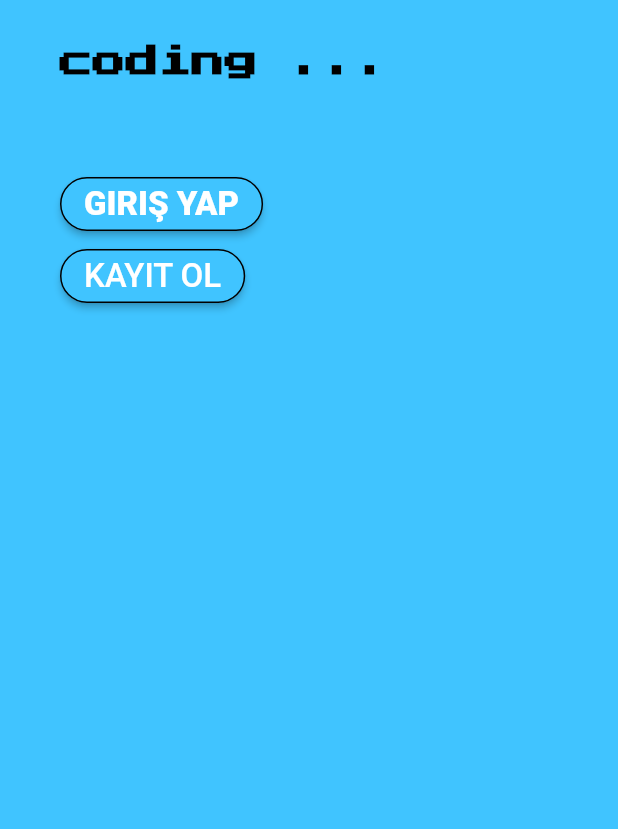
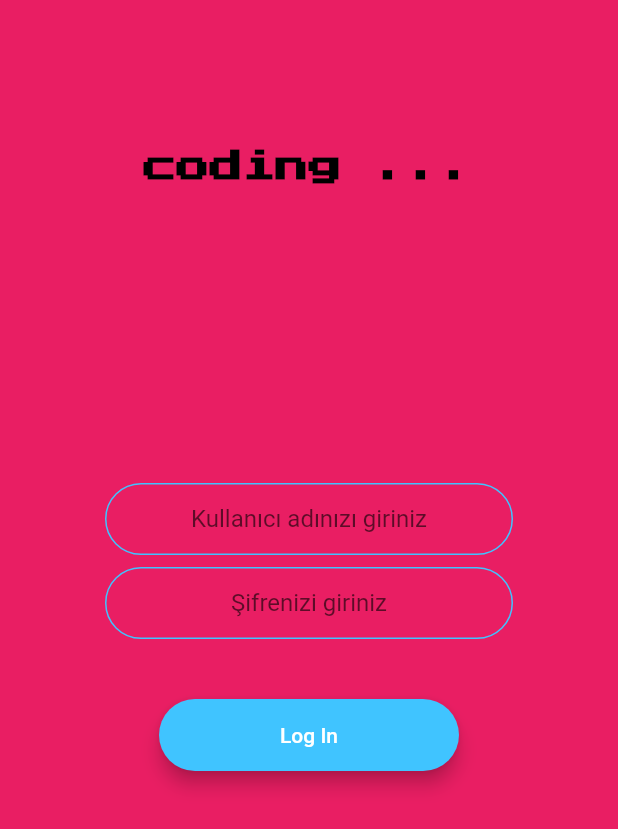
Before and after one commit to umutatalay/EducationAppOnFlutter, a Flutter app: the screen it shows after launch, after a tap on "GIRIŞ YAP", on a phone screen of 412 x 824 dp. Shown: the top 829 px of the screen. Run offline on Flutter 3.47's test engine with Material 2 defaults, Android fonts, the phone set to English and light mode, and no system bars; our stand-ins replace animated_text_kit.

Commit message:
mal umut

```diff
--- a/lib/LoginScreen.dart
+++ b/lib/LoginScreen.dart
@@ -1 +1,70 @@
 //balik
+
+//RENKLERİ DÜZENLERİZ GÖRMEK İÇİN BÖYLE YAPTIM ŞİMDİLİK
+import 'rounded_button.dart';
+import 'package:animated_text_kit/animated_text_kit.dart';
+import 'package:flutter/material.dart';
+import 'constants.dart';
+
+class LoginScreen extends StatefulWidget {
+  static const String id = 'login_screen';
+
+  @override
+  _LoginScreenState createState() => _LoginScreenState();
+}
+
+class _LoginScreenState extends State<LoginScreen> {
+  @override
+  Widget build(BuildContext context) {
+    return Scaffold(
+      backgroundColor: Colors.pink,
+      body: Padding(
+        padding: const EdgeInsets.all(70.0),
+        child: Column(
+          children: <Widget>[
+            SizedBox(
+              height: 30.0,
+            ),
+            TypewriterAnimatedTextKit(
+              text: ['coding ...', 'coding;', '<coding>'],
+              textStyle: TextStyle(
+                color: Colors.black,
+                fontSize: 22.0,
+                fontWeight: FontWeight.bold,
+                fontFamily: 'Codelike',
+              ),
+            ),
+            SizedBox(
+              height: 200.0,
+            ),
+            TextField(
+              keyboardType: TextInputType.emailAddress,
+              textAlign: TextAlign.center,
+              decoration: kTextFieldDecoration.copyWith(
+                  hintText: 'Kullanıcı adınızı giriniz'),
+            ),
+            SizedBox(
+              height: 8.0,
+            ),
+            TextField(
+              obscureText: true,
+              textAlign: TextAlign.center,
+              decoration:
+                  kTextFieldDecoration.copyWith(hintText: 'Şifrenizi giriniz'),
+            ),
+            SizedBox(
+              height: 24.0,
+            ),
+            RoundedButton(
+              title: 'Log In',
+              colour: Colors.lightBlueAccent,
+              onPressed: () {
+                setState(() {});
+              },
+            ),
+          ],
+        ),
+      ),
+    );
+  }
+}
--- a/lib/Register.dart
+++ b/lib/Register.dart
@@ -1 +1,19 @@
 //balikl
+import 'package:flutter/material.dart';
+
+class RegisterScreen extends StatefulWidget {
+  static const String id = 'register_screen';
+
+  @override
+  _RegisterScreenState createState() => _RegisterScreenState();
+}
+
+class _RegisterScreenState extends State<RegisterScreen> {
+  @override
+  Widget build(BuildContext context) {
+    return Scaffold(
+      backgroundColor: Colors.purple,
+      body: Column(),
+    );
+  }
+}
--- a/lib/WelcomeScreen.dart
+++ b/lib/WelcomeScreen.dart
@@ -1,19 +1,20 @@
 import 'package:flutter/material.dart';
 import 'package:animated_text_kit/animated_text_kit.dart';
 import 'package:flutter/animation.dart';
-
+import 'package:zenginfalan/LoginScreen.dart';
+import 'package:zenginfalan/Register.dart';
 
 // Burada Logo Giriş ve Kayıt ol butonları olacak
 class WelcomeScreen extends StatefulWidget {
-  static const String id='welcome_screen';
+  static const String id = 'welcome_screen';
+
   @override
   _WelcomeScreenState createState() => _WelcomeScreenState();
 }
 
-class _WelcomeScreenState extends State<WelcomeScreen> with SingleTickerProviderStateMixin{
+class _WelcomeScreenState extends State<WelcomeScreen>
+    with SingleTickerProviderStateMixin {
   AnimationController controller;
-
-
 
   @override
   void initState() {
@@ -26,11 +27,7 @@ class _WelcomeScreenState extends State<WelcomeScreen> with SingleTickerProvider
     );
     controller.forward();
     controller.addListener(() {
-      setState(() {
-
-      });
-      print(controller.value);
-
+      setState(() {});
     });
   }
 
@@ -46,7 +43,6 @@ class _WelcomeScreenState extends State<WelcomeScreen> with SingleTickerProvider
               height: 30.0,
             ),
             Row(
-
               children: <Widget>[
                 TypewriterAnimatedTextKit(
                   text: ['coding ...','coding;','<coding>'],
@@ -56,10 +52,7 @@ class _WelcomeScreenState extends State<WelcomeScreen> with SingleTickerProvider
                     fontWeight: FontWeight.bold,
                     fontFamily: 'Codelike',
                   ),
-
                 ),
-
-
               ],
             ),
             SizedBox(
@@ -71,13 +64,13 @@ class _WelcomeScreenState extends State<WelcomeScreen> with SingleTickerProvider
                   shape: RoundedRectangleBorder(
                       borderRadius: BorderRadius.circular(18.0),
                       side: BorderSide(color: Colors.black)),
-                  onPressed: () {},
+                  onPressed: () {
+                    Navigator.pushNamed(context, LoginScreen.id);
+                  },
                   color: Colors.lightBlueAccent,
                   textColor: Colors.white,
                   child: Text("Giriş Yap".toUpperCase(),
-                      style: TextStyle(fontSize: 22,fontWeight: FontWeight.w800),
-
-
+                    style: TextStyle(fontSize: 22, fontWeight: FontWeight.w800),
                   ),
                 ),
               ],
@@ -88,7 +81,9 @@ class _WelcomeScreenState extends State<WelcomeScreen> with SingleTickerProvider
                   shape: RoundedRectangleBorder(
                       borderRadius: BorderRadius.circular(18.0),
                       side: BorderSide(color: Colors.black)),
-                  onPressed: () {},
+                  onPressed: () {
+                    Navigator.pushNamed(context, RegisterScreen.id);
+                  },
                   color: Colors.lightBlueAccent,
                   textColor: Colors.white,
                   child: Text("Kayıt Ol".toUpperCase(),
--- /dev/null
+++ b/lib/constants.dart
@@ -0,0 +1,17 @@
+import 'package:flutter/material.dart';
+
+const kTextFieldDecoration = InputDecoration(
+  hintText: '',
+  contentPadding: EdgeInsets.symmetric(vertical: 10.0, horizontal: 20.0),
+  border: OutlineInputBorder(
+    borderRadius: BorderRadius.all(Radius.circular(32.0)),
+  ),
+  enabledBorder: OutlineInputBorder(
+    borderSide: BorderSide(color: Colors.lightBlueAccent, width: 1.0),
+    borderRadius: BorderRadius.all(Radius.circular(32.0)),
+  ),
+  focusedBorder: OutlineInputBorder(
+    borderSide: BorderSide(color: Colors.lightBlueAccent, width: 2.0),
+    borderRadius: BorderRadius.all(Radius.circular(32.0)),
+  ),
+);
--- a/lib/main.dart
+++ b/lib/main.dart
@@ -1,19 +1,22 @@
 import 'package:flutter/material.dart';
+import 'package:zenginfalan/LoginScreen.dart';
+import 'package:zenginfalan/Register.dart';
 import 'package:zenginfalan/WelcomeScreen.dart';
 
-
-void main(){
+void main() {
   runApp(MyApp());
 }
 
-class MyApp extends StatelessWidget{
+class MyApp extends StatelessWidget {
   @override
-Widget build(BuildContext context) {
+  Widget build(BuildContext context) {
     // TODO: implement build
     return MaterialApp(
     initialRoute:WelcomeScreen.id,
       routes: {
-      WelcomeScreen.id:(context)=>WelcomeScreen(),
+        WelcomeScreen.id: (context) => WelcomeScreen(),
+        LoginScreen.id: (context) => LoginScreen(),
+        RegisterScreen.id: (context) => RegisterScreen(),
       },
     );
   }
--- /dev/null
+++ b/lib/rounded_button.dart
@@ -0,0 +1,32 @@
+import 'package:flutter/material.dart';
+
+class RoundedButton extends StatelessWidget {
+  RoundedButton({@required this.onPressed, this.colour, this.title});
+
+  final Color colour;
+  final String title;
+  final Function onPressed;
+
+  @override
+  Widget build(BuildContext context) {
+    return Padding(
+      padding: EdgeInsets.symmetric(vertical: 16.0),
+      child: Material(
+        elevation: 5.0,
+        color: colour,
+        borderRadius: BorderRadius.circular(30.0),
+        child: MaterialButton(
+          onPressed: onPressed,
+          minWidth: 200.0,
+          height: 42.0,
+          child: Text(
+            title,
+            style: TextStyle(
+              color: Colors.white,
+            ),
+          ),
+        ),
+      ),
+    );
+  }
+}
```
Also changed, not shown: pubspec.lock.
